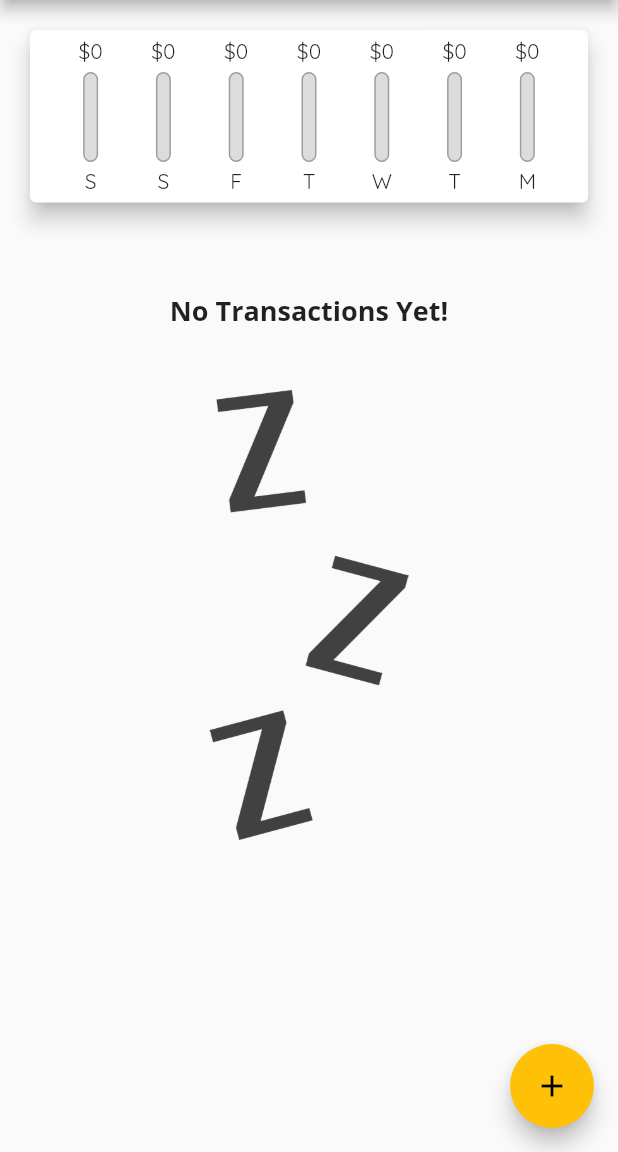
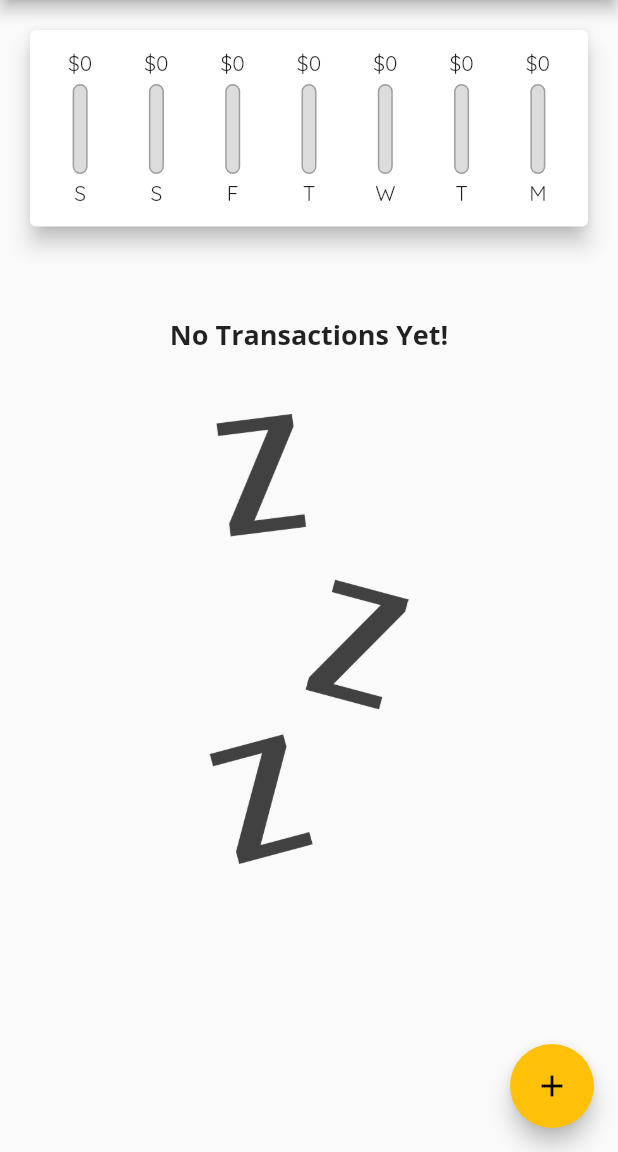
Before and after one commit to BugMasterArka/Flutter-Expense-App, a Flutter app: the screen it shows after launch, on a phone screen of 412 x 824 dp, the part 84-1236 px from its top. Run offline on Flutter 3.47's test engine with Material 2 defaults, Android fonts, the phone set to English and light mode, and no system bars.

Commit message:
finalized the chart

```diff
--- a/lib/widgets/chart.dart
+++ b/lib/widgets/chart.dart
@@ -45,16 +45,22 @@ class Chart extends StatelessWidget {
     return Card(
       elevation: 6,
       margin: const EdgeInsets.all(20),
+      child: Padding(
+        padding: const EdgeInsets.all(8.0),
         child: Row(
           mainAxisAlignment: MainAxisAlignment.spaceEvenly,
           children: groupedTransactionValues.map((tx) {
-          return ChartBar(
+            return Flexible(
+              fit: FlexFit.tight,
+              child: ChartBar(
                   tx['day'] as String,
                   tx['amount'] as double,
                   totalSpending == 0.0
                       ? 0.0
-                  : ((tx['amount'] as double) / totalSpending));
+                      : ((tx['amount'] as double) / totalSpending)),
+            );
           }).toList(),
+        ),
       ),
     );
   }
--- a/lib/widgets/chart_bar.dart
+++ b/lib/widgets/chart_bar.dart
@@ -5,15 +5,20 @@ class ChartBar extends StatelessWidget {
   final double spendingAmt;
   final double spendingPctofTotal;
 
-  const ChartBar(this.label,this.spendingAmt,this.spendingPctofTotal,{super.key});
+  const ChartBar(this.label, this.spendingAmt, this.spendingPctofTotal,
+      {super.key});
 
   @override
   Widget build(BuildContext context) {
-    return Container(
+    return Padding(
       padding: const EdgeInsets.symmetric(vertical: 5),
       child: Column(
         children: [
-          Text('\$${spendingAmt.toStringAsFixed(0)}'),
+          FittedBox(
+            child: spendingAmt > 1000.0
+                ? Text('\$${(spendingAmt / 1000.0).toStringAsFixed(1)}K')
+                : Text('\$${spendingAmt.toStringAsFixed(0)}'),
+          ),
           const Padding(padding: EdgeInsets.only(bottom: 5)),
           SizedBox(
             height: 60,
@@ -37,7 +42,7 @@ class ChartBar extends StatelessWidget {
               ),
             ]),
           ),
-          const Padding(padding: EdgeInsets.only(top: 2,bottom: 2)),
+          const Padding(padding: EdgeInsets.only(top: 2, bottom: 2)),
           Text(label),
         ],
       ),
```
Lines whose indentation alone changed are shown as unchanged.
